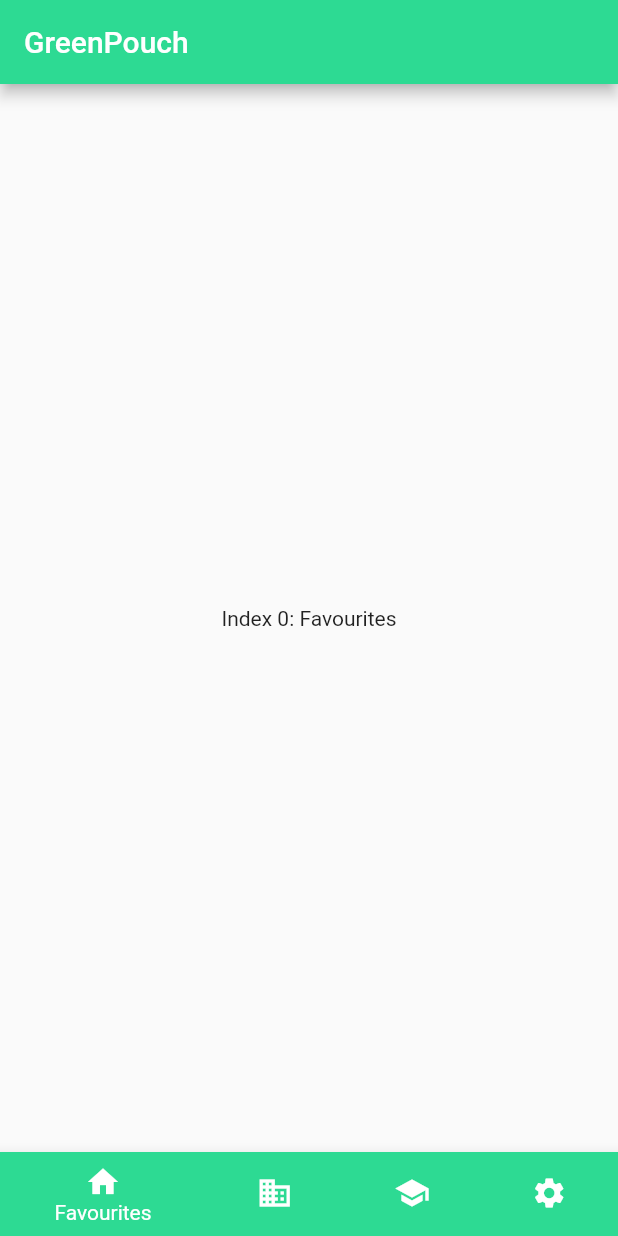
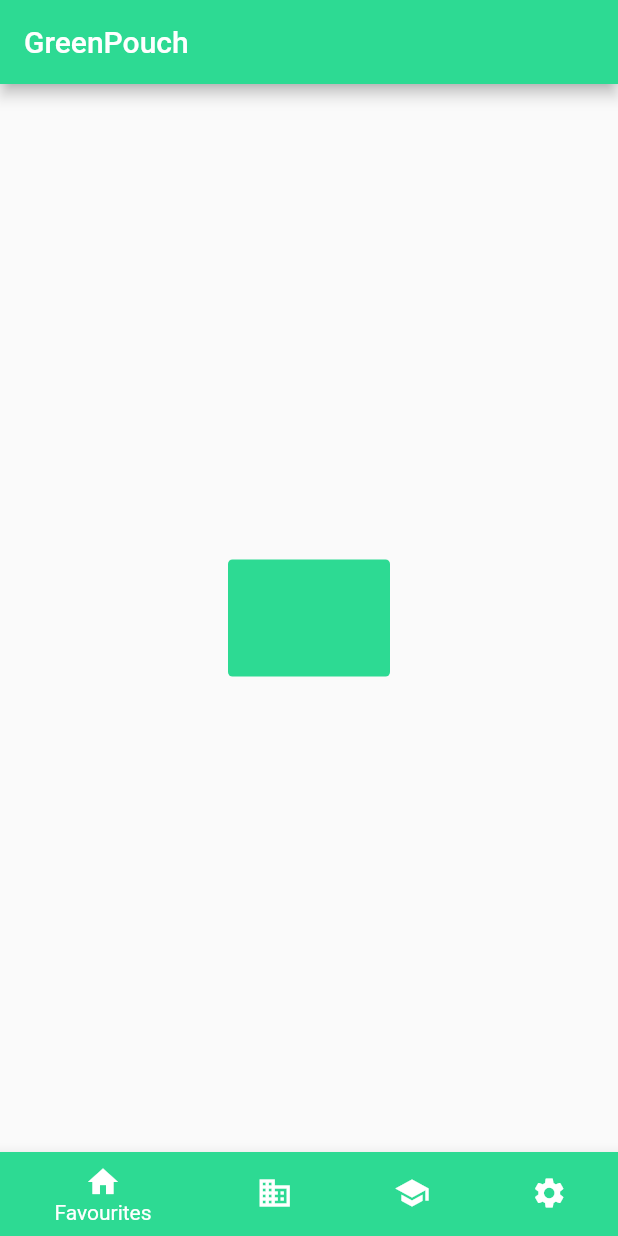
Before and after one commit to CarbonEconomy/CarbonEconomy, a Flutter app: the screen it shows after launch, on a phone screen of 412 x 824 dp. Run offline on Flutter 3.47's test engine with Material 2 defaults, Android fonts, the light colour scheme and no system bars.

Commit message:
init draft for box in fav

```diff
--- a/green_pouch/lib/favourites/view.dart
+++ b/green_pouch/lib/favourites/view.dart
@@ -1,8 +1,9 @@
 import 'package:flutter/material.dart';
+import 'package:green_pouch/widgets/favBox.dart';
 
 class FavouritesView extends StatelessWidget {
   @override
   Widget build(BuildContext context) {
-    return Text('Index 0: Favourites');
+    return Box();
   }
 }
--- /dev/null
+++ b/green_pouch/lib/widgets/favBox.dart
@@ -0,0 +1,17 @@
+import 'package:flutter/material.dart';
+import 'package:green_pouch/my_colours.dart';
+
+class Box extends StatelessWidget {
+  @override
+  Widget build(BuildContext context) {
+    return Container(
+      height: 78,
+      width: 108,
+      alignment: Alignment.center,
+      decoration: BoxDecoration(
+        color: MyColours.PRIMARY,
+        borderRadius: BorderRadius.circular(3),
+      ),
+    );
+  }
+}
```
Also changed, not shown: 1 other file.
